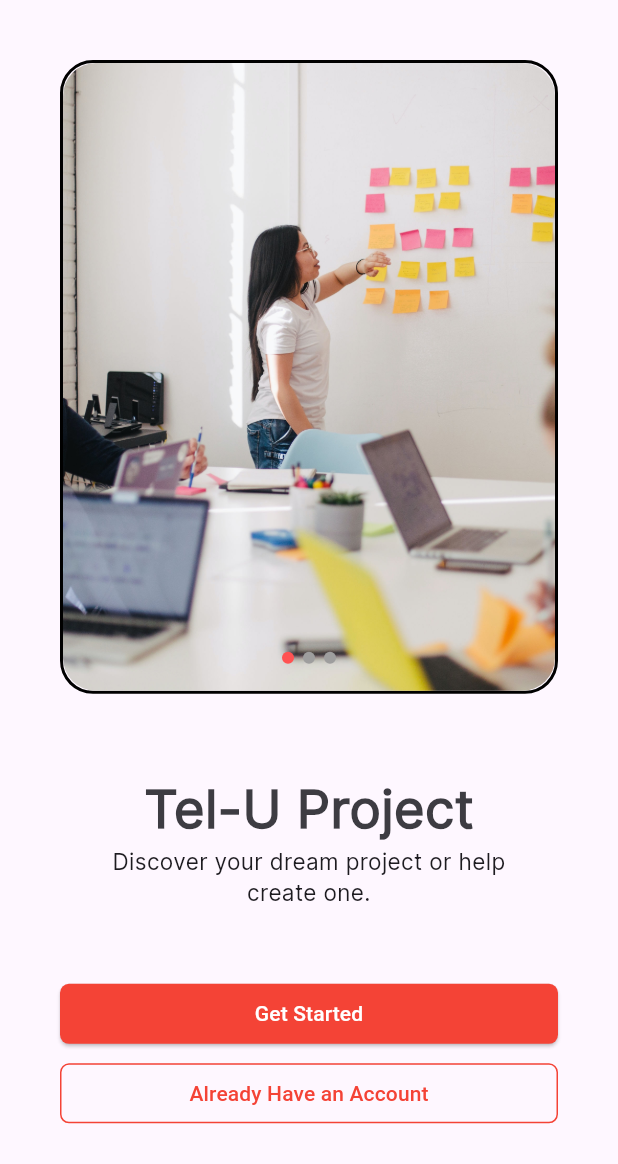
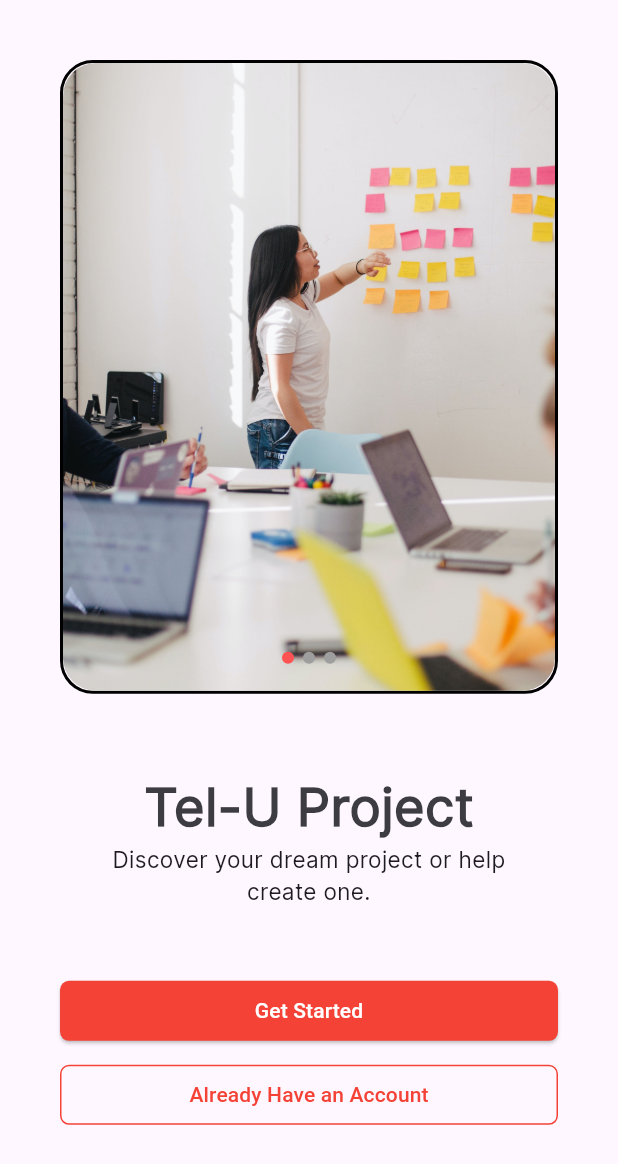
Before and after one commit to rezadhied/telu_project, a Flutter app: the screen it shows after launch, on a phone screen of 412 x 824 dp. Shown: the top 1164 px of the screen. Run offline on Flutter 3.47's test engine with Material 3 defaults, Android fonts, the phone set to English and light mode, and no system bars; drawn by our look-alikes of carousel_slider; our stand-ins replace google_fonts.

Commit message:
fix padding

```diff
--- a/lib/main.dart
+++ b/lib/main.dart
@@ -1,5 +1,6 @@
 import 'package:carousel_slider/carousel_slider.dart';
 import 'package:flutter/material.dart';
+import 'package:flutter/widgets.dart';
 import 'package:google_fonts/google_fonts.dart';
 
 void main() {
@@ -133,9 +134,7 @@
                       margin: const EdgeInsets.fromLTRB(0, 25, 0, 0),
                       child: Column(
                         children: [
-                          Padding(
-                            padding: const EdgeInsets.only(bottom: 5),
-                            child: SizedBox(
+                          SizedBox(
                             width: double.infinity,
                             child: ElevatedButton(
                               style: ElevatedButton.styleFrom(
@@ -145,14 +144,15 @@
                                     borderRadius:
                                         BorderRadius.all(Radius.circular(6)),
                                   ),
-                                    padding: const EdgeInsets.fromLTRB(
-                                        0, 10, 0, 10)),
+                                  padding:
+                                      const EdgeInsets.fromLTRB(0, 10, 0, 10)),
                               onPressed: () {},
                               child: const Text('Get Started'),
                             ),
                           ),
-                          ),
-                          SizedBox(
+                          Padding(
+                            padding: const EdgeInsets.only(top: 8),
+                            child: SizedBox(
                               width: double.infinity,
                               child: OutlinedButton(
                                 style: OutlinedButton.styleFrom(
@@ -169,6 +169,7 @@
                                 child: const Text('Already Have an Account'),
                               ),
                             ),
+                          ),
                         ],
                       ),
                     ),
```
Lines whose indentation alone changed are shown as unchanged.
